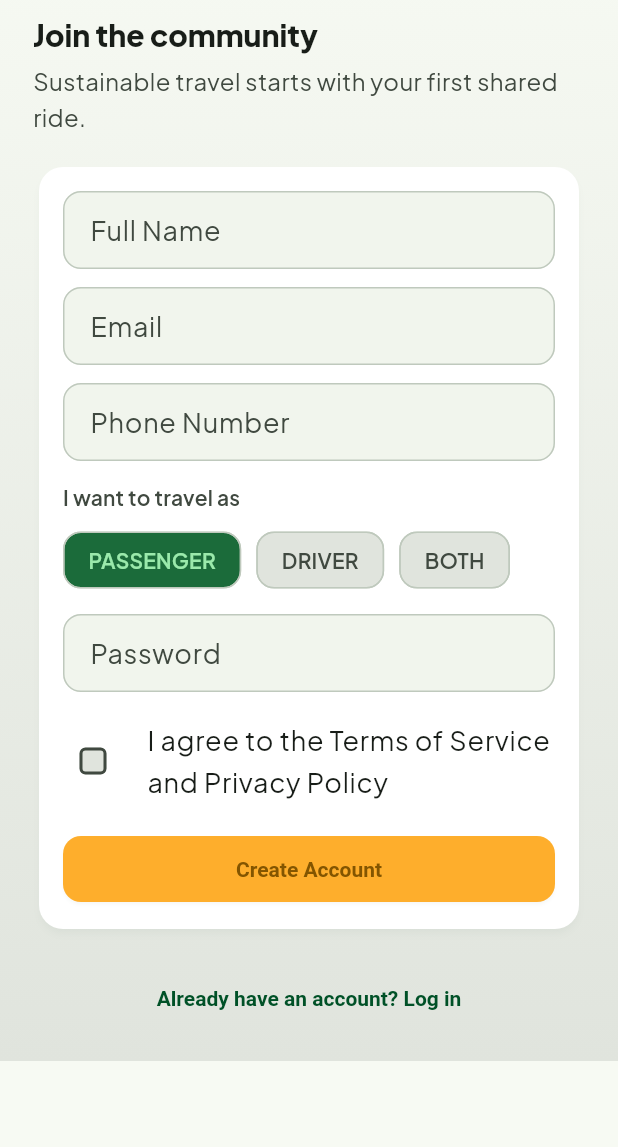
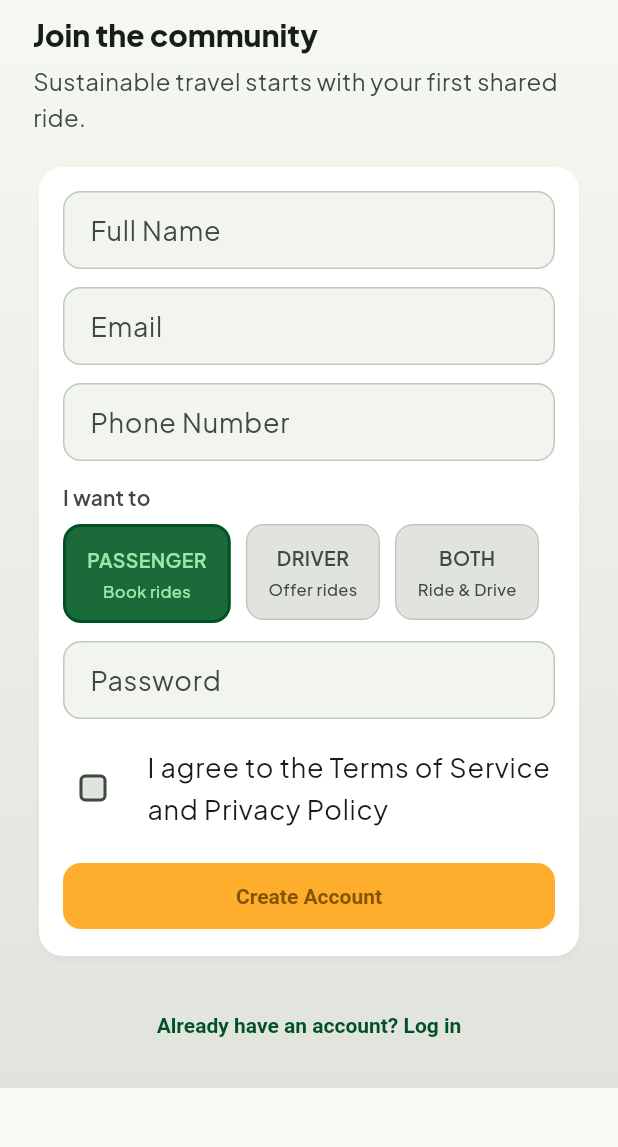
Before and after one commit to khalilbaidouri/RideLink, a Flutter app: the SignupScreen screen opened by its route, on a phone screen of 412 x 824 dp, the part 79-1226 px from its top. Run offline on Flutter 3.47's test engine with Material 3 defaults, Android fonts, the phone set to English and light mode, and no system bars; our stand-ins replace equatable, flutter_dotenv, flutter_riverpod, geocoding, geolocator, go_router and 3 more; missing offline and left inert: flutter_polyline_points; accounts and stored records are empty.

Commit message:
Refactor code structure for improved readability and maintainability

```diff
--- a/lib/features/auth/signup.dart
+++ b/lib/features/auth/signup.dart
@@ -205,7 +205,7 @@ class _SignupScreenState extends State<SignupScreen> {
                           ),
                           const SizedBox(height: 14),
                           Text(
-                            'I want to travel as',
+                            'I want to',
                             style: textTheme.labelLarge?.copyWith(
                               color: colors.onSurfaceVariant,
                             ),
@@ -217,6 +217,7 @@ class _SignupScreenState extends State<SignupScreen> {
                             children: [
                               _RolePill(
                                 label: 'PASSENGER',
+                                subtitle: 'Book rides',
                                 selected: _role == UserRole.passenger,
                                 onPress: () => setState(() {
                                   _role = UserRole.passenger;
@@ -224,6 +225,7 @@ class _SignupScreenState extends State<SignupScreen> {
                               ),
                               _RolePill(
                                 label: 'DRIVER',
+                                subtitle: 'Offer rides',
                                 selected: _role == UserRole.driver,
                                 onPress: () => setState(() {
                                   _role = UserRole.driver;
@@ -231,6 +233,7 @@ class _SignupScreenState extends State<SignupScreen> {
                               ),
                               _RolePill(
                                 label: 'BOTH',
+                                subtitle: 'Ride & Drive',
                                 selected: _role == UserRole.both,
                                 onPress: () => setState(() {
                                   _role = UserRole.both;
@@ -325,9 +328,11 @@ class _RolePill extends StatelessWidget {
     required this.label,
     required this.selected,
     required this.onPress,
+    this.subtitle,
   });
 
   final String label;
+  final String? subtitle;
   final bool selected;
   final VoidCallback onPress;
 
@@ -335,21 +340,43 @@ class _RolePill extends StatelessWidget {
   Widget build(BuildContext context) {
     final colors = Theme.of(context).colorScheme;
 
-    return ChoiceChip(
-      label: Text(label),
-      selected: selected,
-      onSelected: (_) => onPress(),
-      selectedColor: colors.primaryContainer,
-      labelStyle: TextStyle(
-        color: selected ? colors.onPrimaryContainer : colors.onSurfaceVariant,
-        fontWeight: FontWeight.w600,
+    return GestureDetector(
+      onTap: onPress,
+      child: Container(
+        padding: const EdgeInsets.symmetric(horizontal: 14, vertical: 12),
+        decoration: BoxDecoration(
+          color: selected ? colors.primaryContainer : colors.surfaceContainerHighest,
+          borderRadius: BorderRadius.circular(12),
+          border: Border.all(
+            color: selected ? colors.primary : colors.outlineVariant,
+            width: selected ? 2 : 1,
+          ),
+        ),
+        child: Column(
+          mainAxisSize: MainAxisSize.min,
+          children: [
+            Text(
+              label,
+              style: TextStyle(
+                color: selected ? colors.onPrimaryContainer : colors.onSurfaceVariant,
+                fontWeight: FontWeight.w600,
+                fontSize: 13,
+              ),
+            ),
+            if (subtitle != null) ...[
+              const SizedBox(height: 2),
+              Text(
+                subtitle!,
+                style: TextStyle(
+                  color: selected ? colors.onPrimaryContainer : colors.onSurfaceVariant,
+                  fontSize: 11,
+                  fontWeight: FontWeight.w500,
+                ),
+              ),
+            ],
+          ],
+        ),
       ),
-      shape: RoundedRectangleBorder(
-        borderRadius: BorderRadius.circular(12),
-        side: BorderSide(color: colors.outlineVariant),
-      ),
-      backgroundColor: colors.surfaceContainerHighest,
-      showCheckmark: false,
     );
   }
 }
--- a/lib/features/profile/profile_screen.dart
+++ b/lib/features/profile/profile_screen.dart
@@ -91,7 +91,7 @@ class _ProfilePageState extends ConsumerState<ProfilePage> {
                 vehicles: vehicles,
                 errorMessage: vehiclesState.error,
                 onAddPressed: () {
-                  context.push('/passenger/vehicles');
+                  context.push('/driver/profile/vehicles');
                 },
               ),
               const SizedBox(height: 18),
```
Also changed, not shown: lib/core/router/app_router.dart (+16 -8 lines), lib/features/vehicles/presentation/screens/vehicles_screen.dart (+12 -1 lines), pubspec.lock, uiux design/{7D9DE1F8-6CB3-484D-825C-455EB16D38F6}.png (added).
